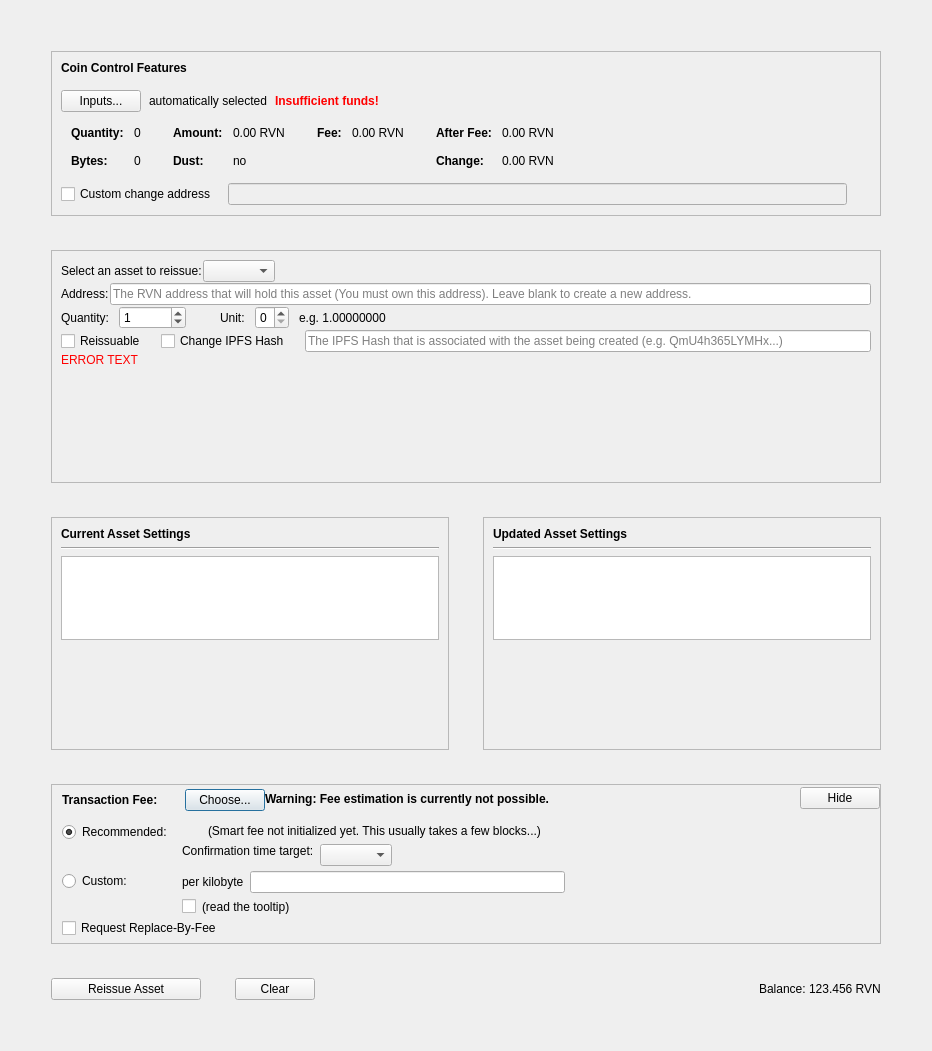
The window that src/qt/forms/reissueassetdialog.ui (RavenProject/Ravencoin) describes before a commit, drawn with Qt 5.
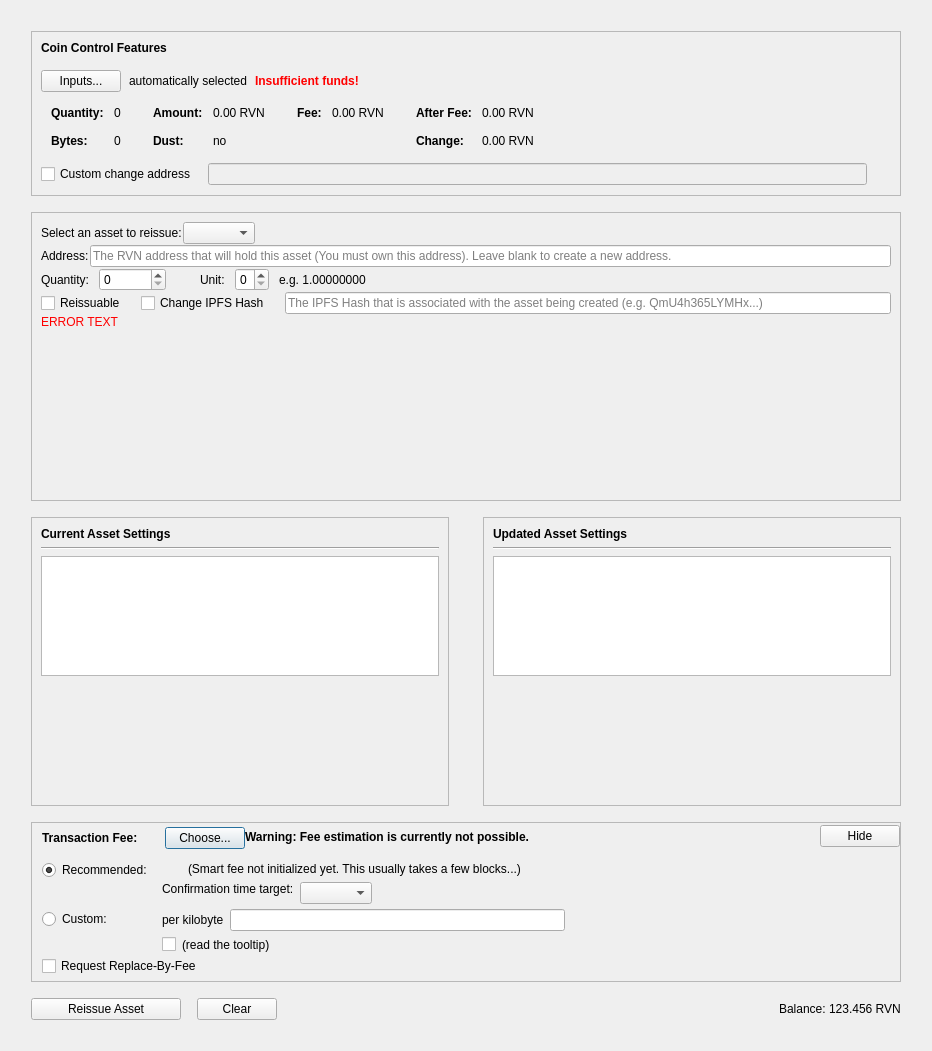
The same window after the commit. Custom widgets are drawn as their Qt base class.

```diff
--- a/src/qt/forms/reissueassetdialog.ui
+++ b/src/qt/forms/reissueassetdialog.ui
@@ -17,19 +17,19 @@
    <item>
     <layout class="QVBoxLayout" name="verticalLayout_10">
      <property name="spacing">
-      <number>34</number>
+      <number>16</number>
      </property>
      <property name="leftMargin">
-      <number>40</number>
+      <number>20</number>
      </property>
      <property name="topMargin">
-      <number>40</number>
+      <number>20</number>
      </property>
      <property name="rightMargin">
-      <number>40</number>
+      <number>20</number>
      </property>
      <property name="bottomMargin">
-      <number>40</number>
+      <number>20</number>
      </property>
      <item>
       <widget class="QFrame" name="frameCoinControl">
@@ -676,7 +676,7 @@
                  <double>21000000000.000000000000000</double>
                 </property>
                 <property name="value">
-                 <double>1.000000000000000</double>
+                 <double>0.000000000000000</double>
                 </property>
                </widget>
               </item>
@@ -884,7 +884,7 @@
                <number>0</number>
               </property>
               <property name="verticalScrollBarPolicy">
-               <enum>Qt::ScrollBarAlwaysOff</enum>
+               <enum>Qt::ScrollBarAsNeeded</enum>
               </property>
               <property name="horizontalScrollBarPolicy">
                <enum>Qt::ScrollBarAsNeeded</enum>
@@ -946,7 +946,7 @@
             <item>
              <widget class="QTextBrowser" name="updatedAssetData">
               <property name="verticalScrollBarPolicy">
-               <enum>Qt::ScrollBarAlwaysOff</enum>
+               <enum>Qt::ScrollBarAsNeeded</enum>
               </property>
               <property name="horizontalScrollBarPolicy">
                <enum>Qt::ScrollBarAsNeeded</enum>
```
